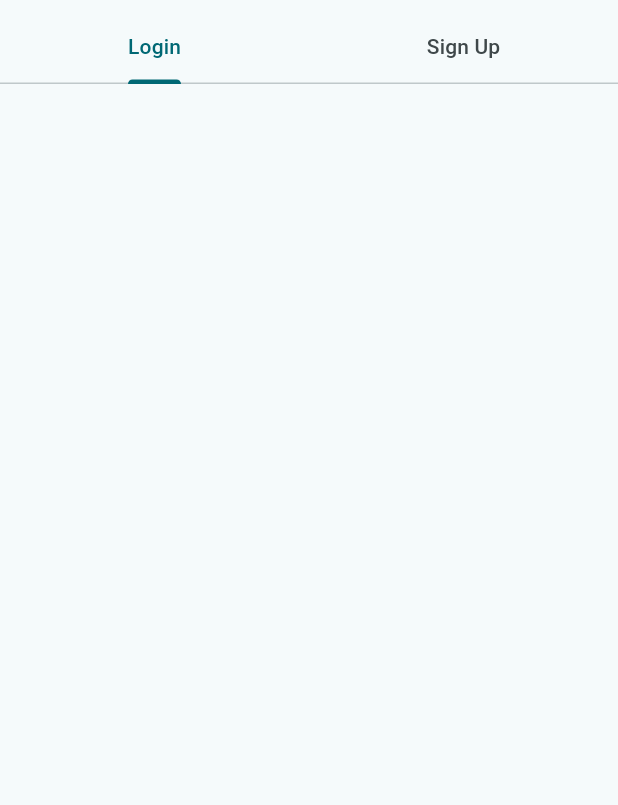
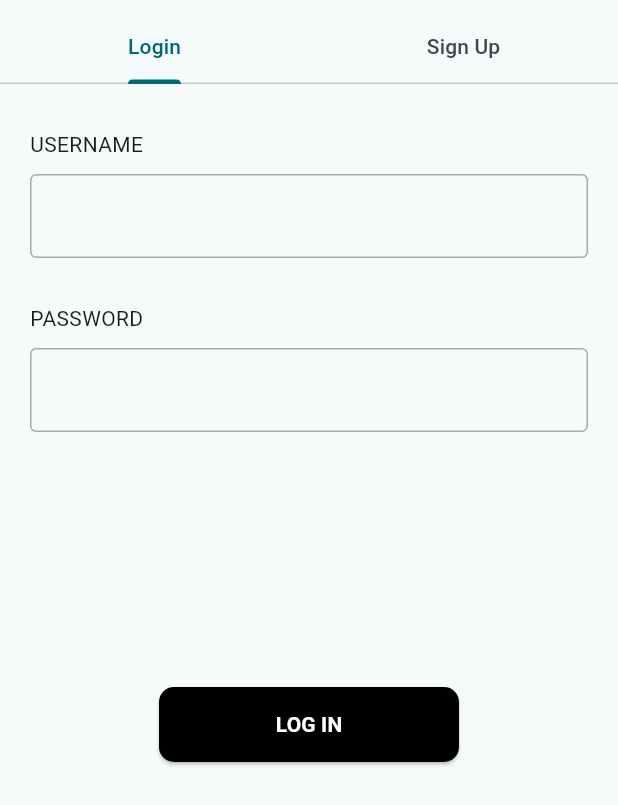
Before and after one commit to kyuremmmmz/queuev_mobile, a Flutter app: the screen it shows after launch, on a phone screen of 412 x 824 dp. Shown: the top 805 px of the screen. Run offline on Flutter 3.47's test engine with Material 3 defaults, Android fonts, the phone set to English and light mode, and no system bars.

Commit message:
added login screen

```diff
--- a/Frontend/queingapp/lib/presentation/screens/auth/login/login.dart
+++ b/Frontend/queingapp/lib/presentation/screens/auth/login/login.dart
@@ -1,5 +1,6 @@
 import 'package:flutter/material.dart';
 import 'package:queingapp/presentation/widgets/appbar/auth_app_bar.dart';
+import 'package:queingapp/presentation/widgets/form/login_form.dart';
 import 'package:queingapp/utils/AppPadding.dart';
 
 class LoginScreen extends StatefulWidget {
@@ -12,18 +13,19 @@ class LoginScreen extends StatefulWidget {
 class _LoginScreenState extends State<LoginScreen> {
   @override
   Widget build(BuildContext context) {
-    final width = MediaQuery.of(context).size.width;
-    final height = MediaQuery.of(context).size.height;
     return Scaffold(
-      body: SafeArea(
+      body: SingleChildScrollView(
+        child: SafeArea(
         child: Padding(
           padding: AppPaddings.padding,
           child: Column(
+            crossAxisAlignment: CrossAxisAlignment.start,
             children: [
-
+              LoginForm()
             ],
           )
         )
+      ),
       )
     );
   }
--- /dev/null
+++ b/Frontend/queingapp/lib/presentation/widgets/buttons/reusable_button.dart
@@ -0,0 +1,33 @@
+import 'package:flutter/material.dart';
+
+class ReusableButton extends StatelessWidget {
+  final String title;
+  final VoidCallback onPressed;
+  final Color? backgroundColor;
+  final Color? textColor;
+  final num width;
+  final num height;
+  const ReusableButton({super.key, required this.title, required this.onPressed, this.backgroundColor, this.textColor, required this.width, required this.height});
+
+  @override
+  Widget build(BuildContext context) {
+    return ElevatedButton(
+          style: ElevatedButton.styleFrom(
+            backgroundColor: backgroundColor,
+            shape: RoundedRectangleBorder(
+              borderRadius: BorderRadius.all(Radius.circular(10)),
+            ),
+            fixedSize: Size(width.toDouble(), height.toDouble())
+          ),
+          onPressed: onPressed,
+          child: Text(title,
+          style: TextStyle(
+              fontSize: 14,
+              fontWeight: FontWeight.bold,
+              fontStyle: FontStyle.normal,
+              color: textColor
+            ),
+          )
+        );
+  }
+}
--- a/Frontend/queingapp/lib/presentation/widgets/form/login_form.dart
+++ b/Frontend/queingapp/lib/presentation/widgets/form/login_form.dart
@@ -1,15 +1,69 @@
 import 'package:flutter/material.dart';
+import 'package:queingapp/presentation/widgets/buttons/reusable_button.dart';
+import 'package:queingapp/presentation/widgets/inputs/reusable_field.dart';
 
-class MyWidget extends StatefulWidget {
-  const MyWidget({super.key});
+class LoginForm extends StatefulWidget {
+  const LoginForm({super.key});
 
   @override
-  State<MyWidget> createState() => _MyWidgetState();
+  State<LoginForm> createState() => _LoginFormState();
 }
 
-class _MyWidgetState extends State<MyWidget> {
+class _LoginFormState extends State<LoginForm> {
+  final _userNameController = TextEditingController();
+  @override
+  void dispose() {
+    _userNameController.dispose();
+    super.dispose();
+  }
   @override
   Widget build(BuildContext context) {
-    return const Placeholder();
+    return Form(
+      child: SingleChildScrollView(
+        child: Column(
+        crossAxisAlignment: CrossAxisAlignment.start,
+        children: [
+          const SizedBox(
+            height: 30,
+          ),
+          const Text("USERNAME"),
+          const SizedBox(
+            height: 10,
+          ),
+          ReusableField(
+            controller: _userNameController,
+            validator: (value){
+              return null;
+            },
+            ),
+            const SizedBox(
+            height: 30,
+          ),
+          const Text("PASSWORD"),
+          const SizedBox(
+            height: 10,
+          ),
+          ReusableField(
+            validator: (value){
+              return null;
+            },
+            controller: _userNameController,
+            ),
+          const SizedBox(
+            height: 170,
+          ),
+          Center(
+            child: ReusableButton(
+            title: "LOG IN",
+            width: 200.0,
+            height: 50.0,
+            textColor: Colors.white,
+            backgroundColor: Colors.black,
+            onPressed: (){}),
+          )
+        ],
+      ),
+      )
+    );
   }
 }
--- /dev/null
+++ b/Frontend/queingapp/lib/presentation/widgets/inputs/reusable_field.dart
@@ -0,0 +1,36 @@
+import 'package:flutter/material.dart';
+
+class ReusableField extends StatelessWidget {
+  final String? Function(String?)? validator;
+  final Widget? suffixIcon;
+  final Widget? icon;
+  final bool? isObscure;
+  final String? hintText;
+  final TextEditingController controller;
+  const ReusableField({super.key, this.validator, this.icon, this.isObscure, this.suffixIcon, this.hintText, required this.controller});
+
+  @override
+  Widget build(BuildContext context) {
+    return TextFormField(
+      controller: controller,
+      obscureText: isObscure ?? false,
+      decoration:InputDecoration(
+        suffixIcon: suffixIcon,
+        prefixIcon: icon,
+        hintText: hintText,
+        focusColor: Colors.black,
+        enabledBorder: const OutlineInputBorder(
+          borderSide: BorderSide(
+            color: Color.fromARGB(221, 158, 156, 156)
+          )
+        ),
+        focusedBorder: const OutlineInputBorder(
+        borderSide: BorderSide(
+        color: Colors.black,
+            )
+          ),
+        ),
+    );
+  }
+
+}
```
